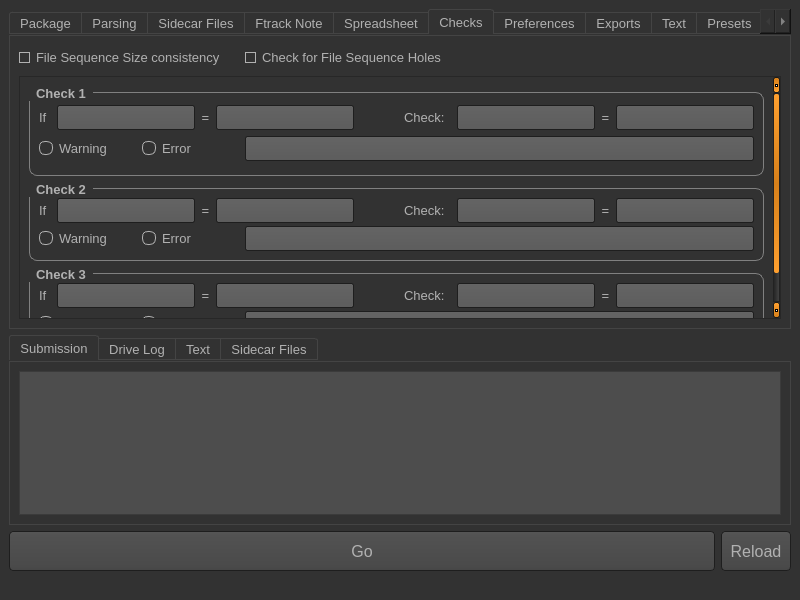
Qt form submission.ui (jrsndl/SubmissionHelper) before a commit.
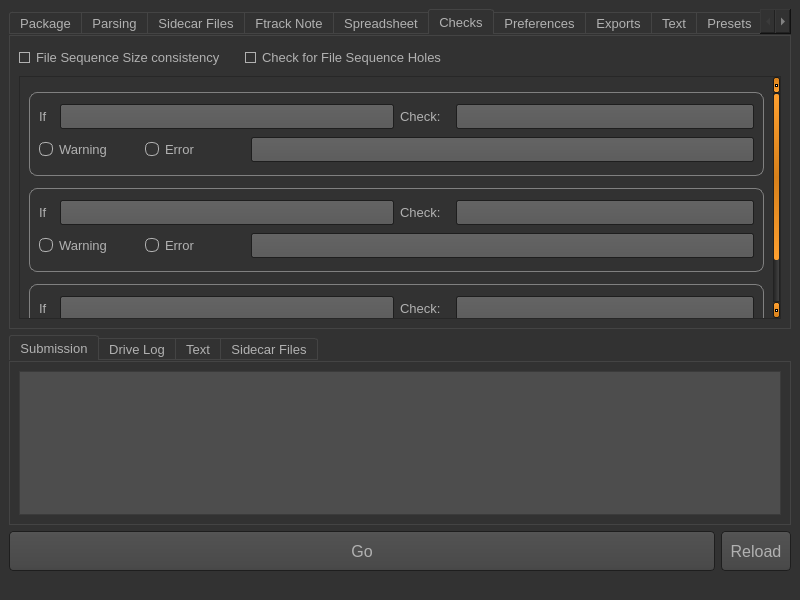
The same form after that commit. The open tabs and pages were chosen to show the change. Icons and pictures are not drawn.

Commit message: Ftrack and checks

```diff
--- a/submission.ui
+++ b/submission.ui
@@ -7514,7 +7514,7 @@
                  <x>0</x>
                  <y>0</y>
                  <width>749</width>
-                 <height>296</height>
+                 <height>302</height>
                 </rect>
                </property>
                <layout class="QVBoxLayout" name="verticalLayout_47">
@@ -7541,14 +7541,13 @@
                      </size>
                     </property>
                     <property name="title">
-                     <string>Check 1</string>
+                     <string/>
                     </property>
-                    <layout class="QHBoxLayout" name="horizontalLayout_67">
+                    <layout class="QHBoxLayout" name="horizontalLayout_115">
                      <item>
-                      <layout class="QVBoxLayout" name="verticalLayout_35">
-                       <property name="spacing">
-                        <number>3</number>
-                       </property>
+                      <layout class="QVBoxLayout" name="verticalLayout_3">
+                       <item>
+                        <layout class="QHBoxLayout" name="horizontalLayout_56">
                        <item>
                         <layout class="QHBoxLayout" name="horizontalLayout_2">
                          <item>
@@ -7573,44 +7572,6 @@
                          <item>
                           <widget class="QLineEdit" name="check_if_1">
                            <property name="sizePolicy">
-                            <sizepolicy hsizetype="Fixed" vsizetype="Fixed">
-                             <horstretch>0</horstretch>
-                             <verstretch>0</verstretch>
-                            </sizepolicy>
-                           </property>
-                           <property name="minimumSize">
-                            <size>
-                             <width>80</width>
-                             <height>25</height>
-                            </size>
-                           </property>
-                          </widget>
-                         </item>
-                         <item>
-                          <widget class="QLabel" name="label_25">
-                           <property name="sizePolicy">
-                            <sizepolicy hsizetype="Fixed" vsizetype="Fixed">
-                             <horstretch>0</horstretch>
-                             <verstretch>0</verstretch>
-                            </sizepolicy>
-                           </property>
-                           <property name="minimumSize">
-                            <size>
-                             <width>15</width>
-                             <height>25</height>
-                            </size>
-                           </property>
-                           <property name="text">
-                            <string>=</string>
-                           </property>
-                           <property name="alignment">
-                            <set>Qt::AlignCenter</set>
-                           </property>
-                          </widget>
-                         </item>
-                         <item>
-                          <widget class="QLineEdit" name="check_if_eq_1">
-                           <property name="sizePolicy">
                             <sizepolicy hsizetype="MinimumExpanding" vsizetype="Fixed">
                              <horstretch>0</horstretch>
                              <verstretch>0</verstretch>
@@ -7618,28 +7579,16 @@
                            </property>
                            <property name="minimumSize">
                             <size>
-                             <width>80</width>
+                               <width>160</width>
                              <height>25</height>
                             </size>
                            </property>
                           </widget>
                          </item>
+                          </layout>
+                         </item>
                          <item>
-                          <spacer name="horizontalSpacer_2">
-                           <property name="orientation">
-                            <enum>Qt::Horizontal</enum>
-                           </property>
-                           <property name="sizeType">
-                            <enum>QSizePolicy::Maximum</enum>
-                           </property>
-                           <property name="sizeHint" stdset="0">
-                            <size>
-                             <width>50</width>
-                             <height>20</height>
-                            </size>
-                           </property>
-                          </spacer>
-                         </item>
+                          <layout class="QHBoxLayout" name="horizontalLayout_53">
                          <item>
                           <widget class="QLabel" name="label_23">
                            <property name="sizePolicy">
@@ -7662,44 +7611,6 @@
                          <item>
                           <widget class="QLineEdit" name="check_check_1">
                            <property name="sizePolicy">
-                            <sizepolicy hsizetype="Fixed" vsizetype="Fixed">
-                             <horstretch>0</horstretch>
-                             <verstretch>0</verstretch>
-                            </sizepolicy>
-                           </property>
-                           <property name="minimumSize">
-                            <size>
-                             <width>100</width>
-                             <height>25</height>
-                            </size>
-                           </property>
-                          </widget>
-                         </item>
-                         <item>
-                          <widget class="QLabel" name="label_26">
-                           <property name="sizePolicy">
-                            <sizepolicy hsizetype="Fixed" vsizetype="Fixed">
-                             <horstretch>0</horstretch>
-                             <verstretch>0</verstretch>
-                            </sizepolicy>
-                           </property>
-                           <property name="minimumSize">
-                            <size>
-                             <width>15</width>
-                             <height>25</height>
-                            </size>
-                           </property>
-                           <property name="text">
-                            <string>=</string>
-                           </property>
-                           <property name="alignment">
-                            <set>Qt::AlignCenter</set>
-                           </property>
-                          </widget>
-                         </item>
-                         <item>
-                          <widget class="QLineEdit" name="check_check_eq_1">
-                           <property name="sizePolicy">
                             <sizepolicy hsizetype="MinimumExpanding" vsizetype="Fixed">
                              <horstretch>0</horstretch>
                              <verstretch>0</verstretch>
@@ -7707,11 +7618,13 @@
                            </property>
                            <property name="minimumSize">
                             <size>
-                             <width>100</width>
+                               <width>160</width>
                              <height>25</height>
                             </size>
                            </property>
                           </widget>
+                           </item>
+                          </layout>
                          </item>
                         </layout>
                        </item>
@@ -7743,6 +7656,9 @@
                              <property name="text">
                               <string>Error</string>
                              </property>
+                             <property name="checked">
+                              <bool>true</bool>
+                             </property>
                             </widget>
                            </item>
                           </layout>
@@ -7781,7 +7697,7 @@
                     <property name="minimumSize">
                      <size>
                       <width>600</width>
-                      <height>0</height>
+                      <height>90</height>
                      </size>
                     </property>
                     <property name="maximumSize">
@@ -7791,18 +7707,17 @@
                      </size>
                     </property>
                     <property name="title">
-                     <string>Check 2</string>
+                     <string/>
                     </property>
-                    <layout class="QHBoxLayout" name="horizontalLayout_66">
+                    <layout class="QHBoxLayout" name="horizontalLayout_116">
                      <item>
                       <layout class="QVBoxLayout" name="verticalLayout_34">
-                       <property name="spacing">
-                        <number>3</number>
-                       </property>
                        <item>
-                        <layout class="QHBoxLayout" name="horizontalLayout_53">
+                        <layout class="QHBoxLayout" name="horizontalLayout_57">
                          <item>
-                          <widget class="QLabel" name="label_27">
+                          <layout class="QHBoxLayout" name="horizontalLayout_58">
+                           <item>
+                            <widget class="QLabel" name="label_25">
                            <property name="sizePolicy">
                             <sizepolicy hsizetype="Fixed" vsizetype="Fixed">
                              <horstretch>0</horstretch>
@@ -7823,44 +7738,6 @@
                          <item>
                           <widget class="QLineEdit" name="check_if_2">
                            <property name="sizePolicy">
-                            <sizepolicy hsizetype="Fixed" vsizetype="Fixed">
-                             <horstretch>0</horstretch>
-                             <verstretch>0</verstretch>
-                            </sizepolicy>
-                           </property>
-                           <property name="minimumSize">
-                            <size>
-                             <width>80</width>
-                             <height>25</height>
-                            </size>
-                           </property>
-                          </widget>
-                         </item>
-                         <item>
-                          <widget class="QLabel" name="label_28">
-                           <property name="sizePolicy">
-                            <sizepolicy hsizetype="Fixed" vsizetype="Fixed">
-                             <horstretch>0</horstretch>
-                             <verstretch>0</verstretch>
-                            </sizepolicy>
-                           </property>
-                           <property name="minimumSize">
-                            <size>
-                             <width>15</width>
-                             <height>25</height>
-                            </size>
-                           </property>
-                           <property name="text">
-                            <string>=</string>
-                           </property>
-                           <property name="alignment">
-                            <set>Qt::AlignCenter</set>
-                           </property>
-                          </widget>
-                         </item>
-                         <item>
-                          <widget class="QLineEdit" name="check_if_eq_2">
-                           <property name="sizePolicy">
                             <sizepolicy hsizetype="MinimumExpanding" vsizetype="Fixed">
                              <horstretch>0</horstretch>
                              <verstretch>0</verstretch>
@@ -7868,30 +7745,18 @@
                            </property>
                            <property name="minimumSize">
                             <size>
-                             <width>80</width>
+                               <width>160</width>
                              <height>25</height>
                             </size>
                            </property>
                           </widget>
                          </item>
-                         <item>
-                          <spacer name="horizontalSpacer_13">
-                           <property name="orientation">
-                            <enum>Qt::Horizontal</enum>
-                           </property>
-                           <property name="sizeType">
-                            <enum>QSizePolicy::Maximum</enum>
-                           </property>
-                           <property name="sizeHint" stdset="0">
-                            <size>
-                             <width>50</width>
-                             <height>20</height>
-                            </size>
-                           </property>
-                          </spacer>
+                          </layout>
                          </item>
                          <item>
-                          <widget class="QLabel" name="label_30">
+                          <layout class="QHBoxLayout" name="horizontalLayout_59">
+                           <item>
+                            <widget class="QLabel" name="label_26">
                            <property name="sizePolicy">
                             <sizepolicy hsizetype="Fixed" vsizetype="Fixed">
                              <horstretch>0</horstretch>
@@ -7912,44 +7777,6 @@
                          <item>
                           <widget class="QLineEdit" name="check_check_2">
                            <property name="sizePolicy">
-                            <sizepolicy hsizetype="Fixed" vsizetype="Fixed">
-                             <horstretch>0</horstretch>
-                             <verstretch>0</verstretch>
-                            </sizepolicy>
-                           </property>
-                           <property name="minimumSize">
-                            <size>
-                             <width>100</width>
-                             <height>25</height>
-                            </size>
-                           </property>
-                          </widget>
-                         </item>
-                         <item>
-                          <widget class="QLabel" name="label_31">
-                           <property name="sizePolicy">
-                            <sizepolicy hsizetype="Fixed" vsizetype="Fixed">
-                             <horstretch>0</horstretch>
-                             <verstretch>0</verstretch>
-                            </sizepolicy>
-                           </property>
-                           <property name="minimumSize">
-                            <size>
-                             <width>15</width>
-                             <height>25</height>
-                            </size>
-                           </property>
-                           <property name="text">
-                            <string>=</string>
-                           </property>
-                           <property name="alignment">
-                            <set>Qt::AlignCenter</set>
-                           </property>
-                          </widget>
-                         </item>
-                         <item>
-                          <widget class="QLineEdit" name="check_check_eq_2">
-                           <property name="sizePolicy">
                             <sizepolicy hsizetype="MinimumExpanding" vsizetype="Fixed">
                              <horstretch>0</horstretch>
                              <verstretch>0</verstretch>
@@ -7957,7 +7784,7 @@
                            </property>
                            <property name="minimumSize">
                             <size>
-                             <width>100</width>
+                               <width>160</width>
                              <height>25</height>
                             </size>
                            </property>
@@ -7965,10 +7792,12 @@
                          </item>
                         </layout>
                        </item>
+                        </layout>
+                       </item>
                        <item>
-                        <layout class="QHBoxLayout" name="horizontalLayout_56">
+                        <layout class="QHBoxLayout" name="horizontalLayout_60">
                          <item>
-                          <layout class="QHBoxLayout" name="horizontalLayout_57">
+                          <layout class="QHBoxLayout" name="horizontalLayout_65">
                            <item>
                             <widget class="QRadioButton" name="check_warning_2">
                              <property name="minimumSize">
@@ -8031,7 +7860,7 @@
                     <property name="minimumSize">
                      <size>
                       <width>600</width>
-                      <height>0</height>
+                      <height>90</height>
                      </size>
                     </property>
                     <property name="maximumSize">
@@ -8041,18 +7870,17 @@
                      </size>
                     </property>
                     <property name="title">
-                     <string>Check 3</string>
+                     <string/>
                     </property>
-                    <layout class="QHBoxLayout" name="horizontalLayout_65">
+                    <layout class="QHBoxLayout" name="horizontalLayout_117">
                      <item>
-                      <layout class="QVBoxLayout" name="verticalLayout_3">
-                       <property name="spacing">
-                        <number>3</number>
-                       </property>
+                      <layout class="QVBoxLayout" name="verticalLayout_35">
                        <item>
-                        <layout class="QHBoxLayout" name="horizontalLayout_60">
+                        <layout class="QHBoxLayout" name="horizontalLayout_66">
                          <item>
-                          <widget class="QLabel" name="label_32">
+                          <layout class="QHBoxLayout" name="horizontalLayout_67">
+                           <item>
+                            <widget class="QLabel" name="label_27">
                            <property name="sizePolicy">
                             <sizepolicy hsizetype="Fixed" vsizetype="Fixed">
                              <horstretch>0</horstretch>
@@ -8073,44 +7901,6 @@
                          <item>
                           <widget class="QLineEdit" name="check_if_3">
                            <property name="sizePolicy">
-                            <sizepolicy hsizetype="Fixed" vsizetype="Fixed">
-                             <horstretch>0</horstretch>
-                             <verstretch>0</verstretch>
-                            </sizepolicy>
-                           </property>
-                           <property name="minimumSize">
-                            <size>
-                             <width>80</width>
-                             <height>25</height>
-                            </size>
-                           </property>
-                          </widget>
-                         </item>
-                         <item>
-                          <widget class="QLabel" name="label_33">
-                           <property name="sizePolicy">
-                            <sizepolicy hsizetype="Fixed" vsizetype="Fixed">
-                             <horstretch>0</horstretch>
-                             <verstretch>0</verstretch>
-                            </sizepolicy>
-                           </property>
-                           <property name="minimumSize">
-                            <size>
-                             <width>15</width>
-                             <height>25</height>
-                            </size>
-                           </property>
-                           <property name="text">
-                            <string>=</string>
-                           </property>
-                           <property name="alignment">
-                            <set>Qt::AlignCenter</set>
-                           </property>
-                          </widget>
-                         </item>
-                         <item>
-                          <widget class="QLineEdit" name="check_if_eq_3">
-                           <property name="sizePolicy">
                             <sizepolicy hsizetype="MinimumExpanding" vsizetype="Fixed">
                              <horstretch>0</horstretch>
                              <verstretch>0</verstretch>
@@ -8118,30 +7908,18 @@
                            </property>
                            <property name="minimumSize">
                             <size>
-                             <width>80</width>
+                               <width>160</width>
                              <height>25</height>
                             </size>
                            </property>
                           </widget>
                          </item>
-                         <item>
-                          <spacer name="horizontalSpacer_14">
-                           <property name="orientation">
-                            <enum>Qt::Horizontal</enum>
-                           </property>
-                           <property name="sizeType">
-                            <enum>QSizePolicy::Maximum</enum>
-                           </property>
-                           <property name="sizeHint" stdset="0">
-                            <size>
-                             <width>50</width>
-                             <height>20</height>
-                            </size>
-                           </property>
-                          </spacer>
+                          </layout>
                          </item>
                          <item>
-                          <widget class="QLabel" name="label_34">
+                          <layout class="QHBoxLayout" name="horizontalLayout_112">
+                           <item>
+                            <widget class="QLabel" name="label_28">
                            <property name="sizePolicy">
                             <sizepolicy hsizetype="Fixed" vsizetype="Fixed">
                              <horstretch>0</horstretch>
@@ -8162,44 +7940,6 @@
                          <item>
                           <widget class="QLineEdit" name="check_check_3">
                            <property name="sizePolicy">
-                            <sizepolicy hsizetype="Fixed" vsizetype="Fixed">
-                             <horstretch>0</horstretch>
-                             <verstretch>0</verstretch>
-                            </sizepolicy>
-                           </property>
-                           <property name="minimumSize">
-                            <size>
-                             <width>100</width>
-                             <height>25</height>
-                            </size>
-                           </property>
-                          </widget>
-                         </item>
-                         <item>
-                          <widget class="QLabel" name="label_35">
-                           <property name="sizePolicy">
-                            <sizepolicy hsizetype="Fixed" vsizetype="Fixed">
-                             <horstretch>0</horstretch>
-                             <verstretch>0</verstretch>
-                            </sizepolicy>
-                           </property>
-                           <property name="minimumSize">
-                            <size>
-                             <width>15</width>
-                             <height>25</height>
-                            </size>
-                           </property>
-                           <property name="text">
-                            <string>=</string>
-                           </property>
-                           <property name="alignment">
-                            <set>Qt::AlignCenter</set>
-                           </property>
-                          </widget>
-                         </item>
-                         <item>
-                          <widget class="QLineEdit" name="check_check_eq_3">
-                           <property name="sizePolicy">
                             <sizepolicy hsizetype="MinimumExpanding" vsizetype="Fixed">
                              <horstretch>0</horstretch>
                              <verstretch>0</verstretch>
@@ -8207,7 +7947,7 @@
                            </property>
                            <property name="minimumSize">
                             <size>
-                             <width>100</width>
+                               <width>160</width>
                              <height>25</height>
                             </size>
                            </property>
@@ -8215,10 +7955,12 @@
                          </item>
                         </layout>
                        </item>
+                        </layout>
+                       </item>
                        <item>
-                        <layout class="QHBoxLayout" name="horizontalLayout_58">
+                        <layout class="QHBoxLayout" name="horizontalLayout_113">
                          <item>
-                          <layout class="QHBoxLayout" name="horizontalLayout_59">
+                          <layout class="QHBoxLayout" name="horizontalLayout_114">
                            <item>
                             <widget class="QRadioButton" name="check_warning_3">
                              <property name="minimumSize">
@@ -8243,6 +7985,9 @@
                              <property name="text">
                               <string>Error</string>
                              </property>
+                             <property name="checked">
+                              <bool>true</bool>
+                             </property>
                             </widget>
                            </item>
                           </layout>
```
Left out of the diff: 75 changed lines with no effect on the pictures. Lines whose indentation alone changed are shown as unchanged. The commit also changes 3 other files.
